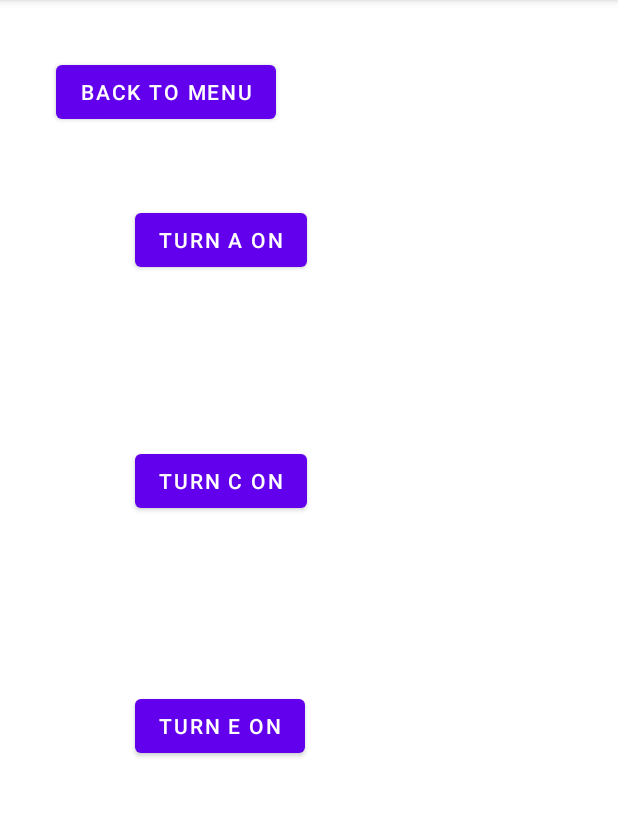
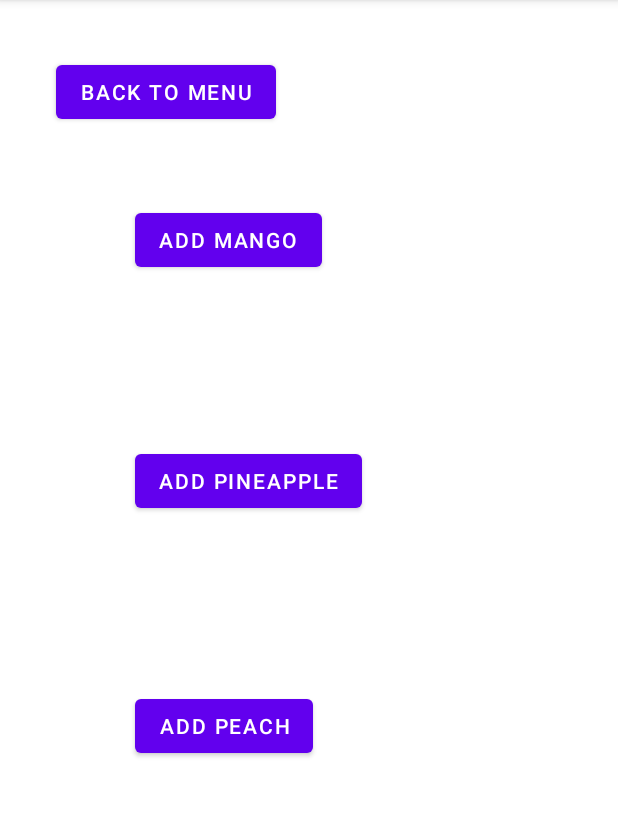
Before and after one commit to ETS-Android2/smell-kiosk, an Android app: the IndividualFlavorActivity screen opened directly, with no data from a screen before it, on a phone screen of 412 x 824 dp, the part 84-901 px from its top. Run offline under Robolectric (Android 15) with nearby library versions, the phone set to English and light mode, and no system bars.

Commit message:
changed button text to match flavors

```diff
--- a/android studio/app/src/main/res/layout/individual_flavor_activity.xml
+++ b/android studio/app/src/main/res/layout/individual_flavor_activity.xml
@@ -11,7 +11,7 @@
         android:layout_height="wrap_content"
         android:layout_marginStart="90dp"
         android:layout_marginTop="136dp"
-        android:text="Turn A On"
+        android:text="Add Mango"
         app:layout_constraintStart_toStartOf="parent"
         app:layout_constraintTop_toTopOf="parent" />
 
@@ -22,7 +22,7 @@
         android:layout_marginStart="128dp"
         android:layout_marginTop="136dp"
         android:layout_marginEnd="82dp"
-        android:text="Turn B On"
+        android:text="Add Orange"
         app:layout_constraintEnd_toEndOf="parent"
         app:layout_constraintStart_toEndOf="@+id/button1"
         app:layout_constraintTop_toTopOf="parent" />
@@ -34,7 +34,7 @@
         android:layout_marginStart="90dp"
         android:layout_marginTop="97dp"
         android:layout_marginBottom="100dp"
-        android:text="Turn C On"
+        android:text="Add Pineapple"
         app:layout_constraintBottom_toTopOf="@+id/button5"
         app:layout_constraintStart_toStartOf="parent"
         app:layout_constraintTop_toBottomOf="@+id/button1"
@@ -48,7 +48,7 @@
         android:layout_marginTop="97dp"
         android:layout_marginEnd="82dp"
         android:layout_marginBottom="97dp"
-        android:text="Turn D On"
+        android:text="Add Strawberry"
         app:layout_constraintBottom_toTopOf="@+id/button6"
         app:layout_constraintEnd_toEndOf="parent"
         app:layout_constraintStart_toEndOf="@+id/button3"
@@ -60,7 +60,7 @@
         android:layout_height="wrap_content"
         android:layout_marginStart="90dp"
         android:layout_marginBottom="260dp"
-        android:text="Turn E On"
+        android:text="Add Peach"
         app:layout_constraintBottom_toBottomOf="parent"
         app:layout_constraintStart_toStartOf="parent" />
 
@@ -71,7 +71,7 @@
         android:layout_marginStart="128dp"
         android:layout_marginEnd="82dp"
         android:layout_marginBottom="260dp"
-        android:text="Turn F On"
+        android:text="Add Banana"
         app:layout_constraintBottom_toBottomOf="parent"
         app:layout_constraintEnd_toEndOf="parent"
         app:layout_constraintStart_toEndOf="@+id/button5" />
```
Also changed, not shown: android studio/app/src/main/java/com/example/smellarduino/IndividualFlavorActivity.java (+18 -12 lines).
